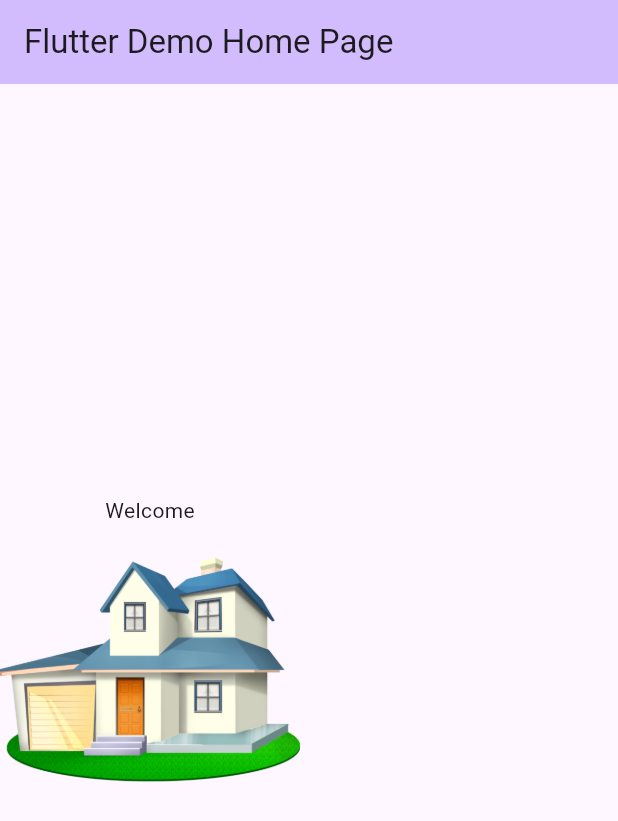
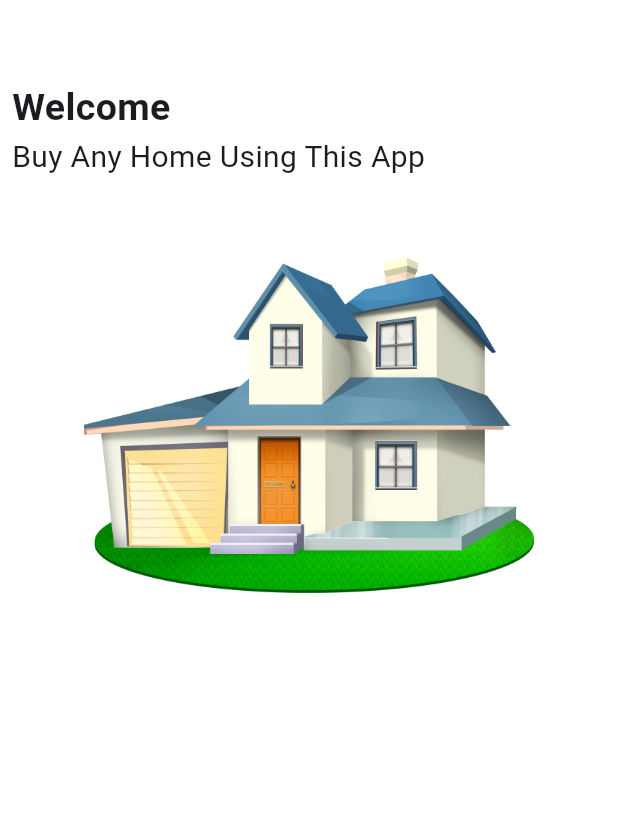
Before and after one commit to Aryankumar011/Heme-Finder, a Flutter app: the screen it shows after launch, on a phone screen of 412 x 824 dp. Shown: the top 821 px of the screen. Run offline on Flutter 3.47's test engine with Material 3 defaults, Android fonts, the phone set to English and light mode, and no system bars.

Commit message:
Welcome Screen Build Start 1.0

```diff
--- /dev/null
+++ b/lib/constants/assets_images.dart
@@ -0,0 +1,5 @@
+class AssetsImages {
+  static AssetsImages instance = AssetsImages();
+  static String imagesPath = 'assets/images/';
+  static String welcomeImage = "${imagesPath}welcome.png";
+}
--- /dev/null
+++ b/lib/constants/theme.dart
@@ -0,0 +1,9 @@
+import 'package:flutter/material.dart';
+
+ThemeData themeData = ThemeData(
+    scaffoldBackgroundColor: Colors.white,
+    elevatedButtonTheme: ElevatedButtonThemeData(
+        style: ElevatedButton.styleFrom(
+      backgroundColor: Colors.red,
+      disabledBackgroundColor: Colors.grey,
+    )));
--- a/lib/main.dart
+++ b/lib/main.dart
@@ -1,4 +1,6 @@
 import 'package:flutter/material.dart';
+import 'package:home_finder_new/constants/theme.dart';
+import 'package:home_finder_new/screens/auth_ui/welcome/welcome.dart';
 
 void main() {
   runApp(const MyApp());
@@ -11,44 +13,43 @@ class MyApp extends StatelessWidget {
   @override
   Widget build(BuildContext context) {
     return MaterialApp(
-      title: 'Flutter Demo',
-      theme: ThemeData(
-        colorScheme: ColorScheme.fromSeed(seedColor: Colors.deepPurple),
-        useMaterial3: true,
-      ),
-      home: const MyHomePage(title: 'Flutter Demo Home Page'),
+      title: 'Home Finder',
+      theme: themeData,
+      home: Welcome(),
+      // home: const MyHomePage(title: 'My Home Finding'),
+      debugShowCheckedModeBanner: false,
     );
   }
 }
 
-class MyHomePage extends StatefulWidget {
-  const MyHomePage({super.key, required this.title});
-  final String title;
+// class MyHomePage extends StatefulWidget {
+//   const MyHomePage({super.key, required this.title});
+//   final String title;
 
-  @override
-  State<MyHomePage> createState() => _MyHomePageState();
-}
+//   @override
+//   State<MyHomePage> createState() => _MyHomePageState();
+// }
 
-class _MyHomePageState extends State<MyHomePage> {
-  @override
-  Widget build(BuildContext context) {
-    return Scaffold(
-        appBar: AppBar(
-          backgroundColor: Theme.of(context).colorScheme.inversePrimary,
-          // Here we take the value from the MyHomePage object that was created by
-          // the App.build method, and use it to set our appbar title.
-          title: Text(widget.title),
-        ),
-        body: Column(
-          mainAxisAlignment: MainAxisAlignment.center,
-          children: [
-            Text('Welcome'),
-            Image.asset(
-              'assets/images/welcome.png',
-              height: 200,
-              width: 200,
-            )
-          ],
-        ));
-  }
-}
+// class _MyHomePageState extends State<MyHomePage> {
+//   @override
+//   Widget build(BuildContext context) {
+//     return Scaffold(
+//         appBar: AppBar(
+//           backgroundColor: Theme.of(context).colorScheme.inversePrimary,
+//           // Here we take the value from the MyHomePage object that was created by
+//           // the App.build method, and use it to set our appbar title.
+//           title: Text(widget.title),
+//         ),
+//         body: Column(
+//           mainAxisAlignment: MainAxisAlignment.center,
+//           children: [
+//             Text('Welcome'),
+//             Image.asset(
+//               'assets/images/welcome.png',
+//               height: 200,
+//               width: 200,
+//             )
+//           ],
+//         ));
+//   }
+// }
--- /dev/null
+++ b/lib/screens/auth_ui/welcome/welcome.dart
@@ -0,0 +1,37 @@
+import 'package:flutter/material.dart';
+import 'package:home_finder_new/constants/assets_images.dart';
+
+class Welcome extends StatelessWidget {
+  @override
+  Widget build(Object context) {
+    return Scaffold(
+      body: Padding(
+        padding: const EdgeInsets.all(8.0),
+        child: Column(
+          crossAxisAlignment: CrossAxisAlignment.start,
+          children: [
+            SizedBox(
+              height: kToolbarHeight - 10,
+            ),
+            const Text('Welcome',
+                style: TextStyle(fontSize: 25, fontWeight: FontWeight.bold)),
+            const Text('Buy Any Home Using This App',
+                style: TextStyle(
+                  fontSize: 20,
+                )),
+            const SizedBox(
+              height: 20,
+            ),
+            Center(
+              child: Image.asset(
+                AssetsImages.welcomeImage,
+                height: 300,
+                width: 300,
+              ),
+            ),
+          ],
+        ),
+      ),
+    );
+  }
+}
```
